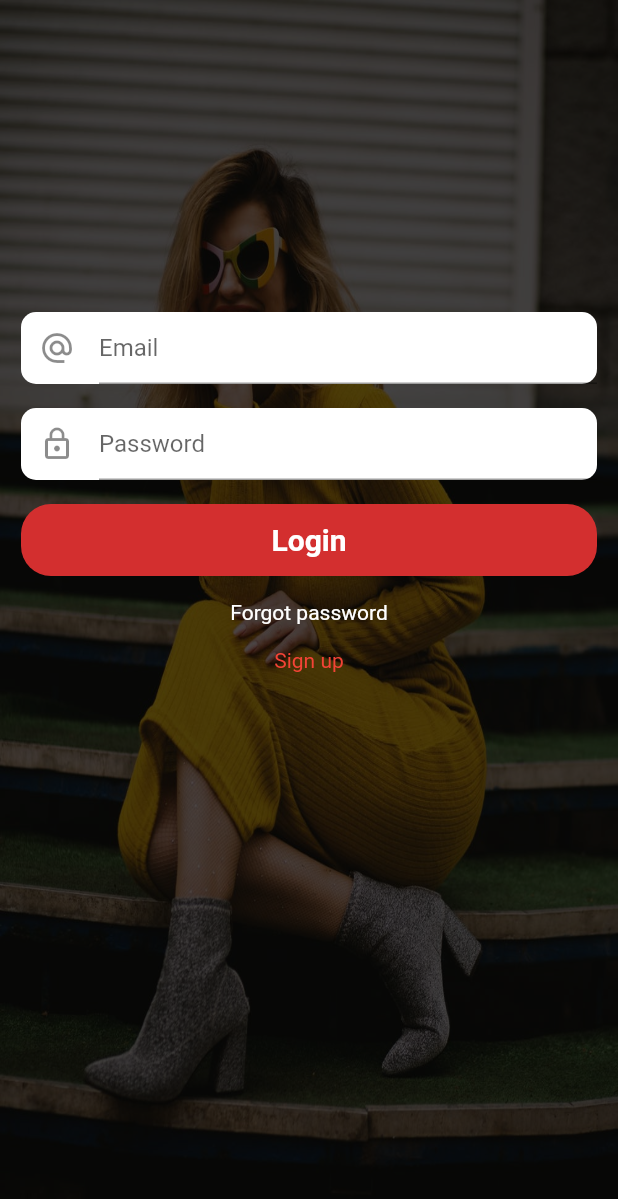
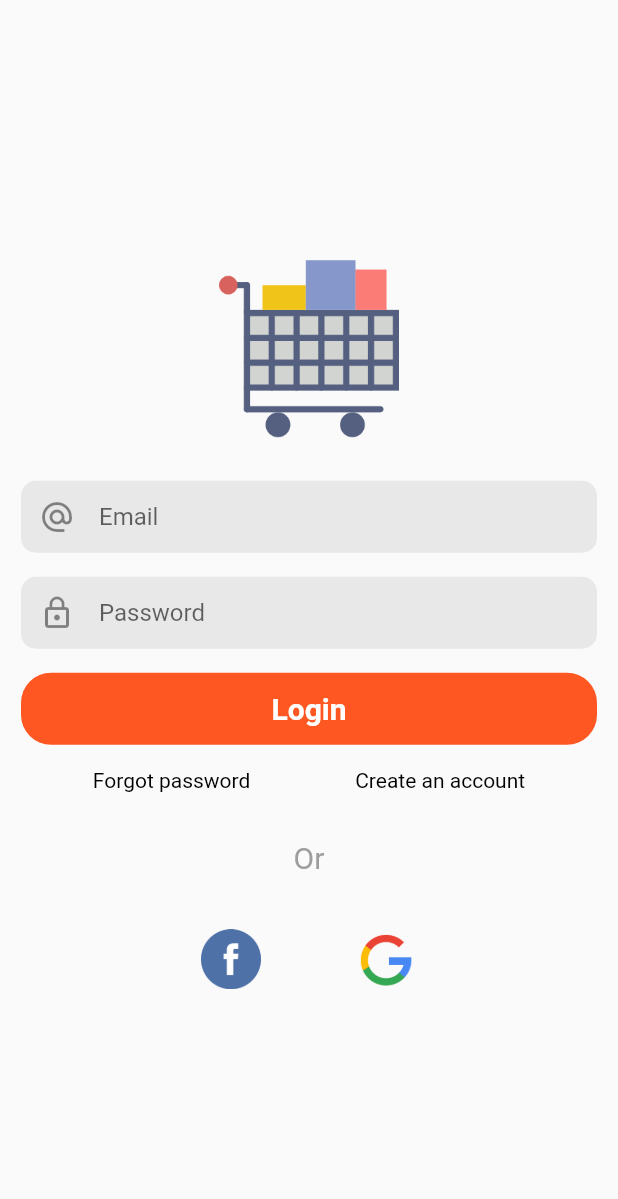
Before and after one commit to ashaykenova/shopapp, a Flutter app: the screen it shows after launch, on a phone screen of 412 x 824 dp. Shown: the top 1199 px of the screen. Run offline on Flutter 3.47's test engine with Material 2 defaults, Android fonts, the phone set to English and light mode, and no system bars; our stand-ins replace carousel_pro, cloud_firestore, firebase_auth, firebase_core, firebase_database, fluttertoast and 2 more; accounts and stored records are empty.

Commit message:
Login and signup screen redesign

```diff
--- a/lib/pages/login.dart
+++ b/lib/pages/login.dart
@@ -27,7 +27,7 @@ class _LoginState extends State<Login> {
   @override
   void initState() {
     super.initState();
-    //isSignedIn();
+    isSignedIn();
   }
 
   void isSignedIn() async {
@@ -57,37 +57,35 @@ class _LoginState extends State<Login> {
     return Scaffold(
       body: Stack(
         children: <Widget>[
-          Image.asset(
-            'images/back.jpeg',
-            fit: BoxFit.fill,
-            width: double.infinity,
-            height: double.infinity,
-          ),
-          Container(
-            color: Colors.black.withOpacity(0.7),
-            width: double.infinity,
-            height: double.infinity,
-          ),
           Center(
-            child: Padding(
-              padding: const EdgeInsets.only(top: 200.0),
             child: Center(
               child: Form(
                   key: _formKey,
-                    child: ListView(
+                  child: Column(
+                    mainAxisAlignment: MainAxisAlignment.center,
                     children: <Widget>[
+                      Padding(
+                        padding: const EdgeInsets.all(20.0),
+                        child: Container(
+                            alignment: Alignment.topCenter,
+                            child: Image.asset(
+                              'images/cart.png',
+                              width: 120.0,
+                            )),
+                      ),
                       Padding(
                         padding:
                             const EdgeInsets.fromLTRB(14.0, 8.0, 14.0, 8.0),
                         child: Material(
                           borderRadius: BorderRadius.circular(10.0),
-                            color: Colors.white,
+                          color: Colors.grey.withOpacity(0.2),
                           elevation: 0.0,
                           child: Padding(
                             padding: const EdgeInsets.only(left: 12.0),
                             child: TextFormField(
                               controller: _emailTextController,
                               decoration: InputDecoration(
+                                border: InputBorder.none,
                                 hintText: "Email",
                                 icon: Icon(Icons.alternate_email),
                               ),
@@ -107,19 +105,19 @@ class _LoginState extends State<Login> {
                           ),
                         ),
                       ),
-
                       Padding(
                         padding:
                             const EdgeInsets.fromLTRB(14.0, 8.0, 14.0, 8.0),
                         child: Material(
                           borderRadius: BorderRadius.circular(10.0),
-                            color: Colors.white,
+                          color: Colors.grey.withOpacity(0.2),
                           elevation: 0.0,
                           child: Padding(
                             padding: const EdgeInsets.only(left: 12.0),
                             child: TextFormField(
                               controller: _passwordTextController,
                               decoration: InputDecoration(
+                                border: InputBorder.none,
                                 hintText: "Password",
                                 icon: Icon(Icons.lock_outline),
                               ),
@@ -135,13 +133,12 @@ class _LoginState extends State<Login> {
                           ),
                         ),
                       ),
-
                       Padding(
                         padding:
                             const EdgeInsets.fromLTRB(14.0, 8.0, 14.0, 8.0),
                         child: Material(
                             borderRadius: BorderRadius.circular(20.0),
-                              color: Colors.red.shade700,
+                            color: Colors.deepOrange,
                             elevation: 0.0,
                             child: MaterialButton(
                               onPressed: () {},
@@ -156,19 +153,20 @@ class _LoginState extends State<Login> {
                               ),
                             )),
                       ),
+                      Row(
+                        mainAxisAlignment: MainAxisAlignment.spaceEvenly,
+                        children: [
                           Padding(
                             padding: const EdgeInsets.all(8.0),
                             child: Text(
                               "Forgot password",
                               textAlign: TextAlign.center,
                               style: TextStyle(
-                              color: Colors.white,
+                                color: Colors.black,
                                 fontWeight: FontWeight.w400,
                               ),
                             ),
                           ),
-//                          Expanded(child: Container()),
-
                           Padding(
                               padding: const EdgeInsets.all(8.0),
                               child: InkWell(
@@ -179,13 +177,65 @@ class _LoginState extends State<Login> {
                                             builder: (context) => SignUp()));
                                   },
                                   child: Text(
-                                  "Sign up",
+                                    "Create an account",
                                     textAlign: TextAlign.center,
-                                  style: TextStyle(color: Colors.red),
+                                    style: TextStyle(color: Colors.black),
                                   ))),
                         ],
+                      ),
+                      Padding(
+                        padding: const EdgeInsets.all(16.0),
+                        child: Row(
+                          mainAxisAlignment: MainAxisAlignment.center,
+                          children: <Widget>[
+                            Padding(
+                              padding: const EdgeInsets.all(8.0),
+                              child: Divider(),
+                            ),
+                            Padding(
+                              padding: const EdgeInsets.all(8.0),
+                              child: Text(
+                                "Or",
+                                style:
+                                    TextStyle(fontSize: 20, color: Colors.grey),
+                              ),
+                            ),
+                            Padding(
+                              padding: const EdgeInsets.all(8.0),
+                              child: Divider(
+                                color: Colors.black,
+                              ),
+                            ),
+                          ],
+                        ),
+                      ),
+                      Row(
+                        mainAxisAlignment: MainAxisAlignment.center,
+                        children: <Widget>[
+                          Padding(
+                            padding: EdgeInsets.all(8.0),
+                            child: Material(
+                                child: MaterialButton(
+                                    onPressed: () {},
+                                    child: Image.asset(
+                                      "images/fb.png",
+                                      width: 40,
+                                    ))),
+                          ),
+                          Padding(
+                            padding: EdgeInsets.all(8.0),
+                            child: Material(
+                                child: MaterialButton(
+                                    onPressed: () {},
+                                    child: Image.asset(
+                                      "images/ggg.png",
+                                      width: 40,
+                                    ))),
+                          ),
+                        ],
+                      ),
+                    ],
                   )),
-              ),
             ),
           ),
           Visibility(
--- a/pubspec.yaml
+++ b/pubspec.yaml
@@ -66,6 +66,9 @@ flutter:
     - images/w1.jpeg
     - images/w3.jpeg
     - images/w4.jpeg
+    - images/fb.png
+    - images/ggg.png
+    - images/cart.png
     - images/back.jpeg
     - images/cats/tshirt.png
     - images/cats/shoe.png
```
Also changed, not shown: lib/main.dart (+6 -1 lines), lib/pages/signup.dart (+122 -72 lines), images/cart.png (added), images/fb.png (added), images/ggg.png (added), pubspec.lock. Lines whose indentation alone changed are shown as unchanged.
